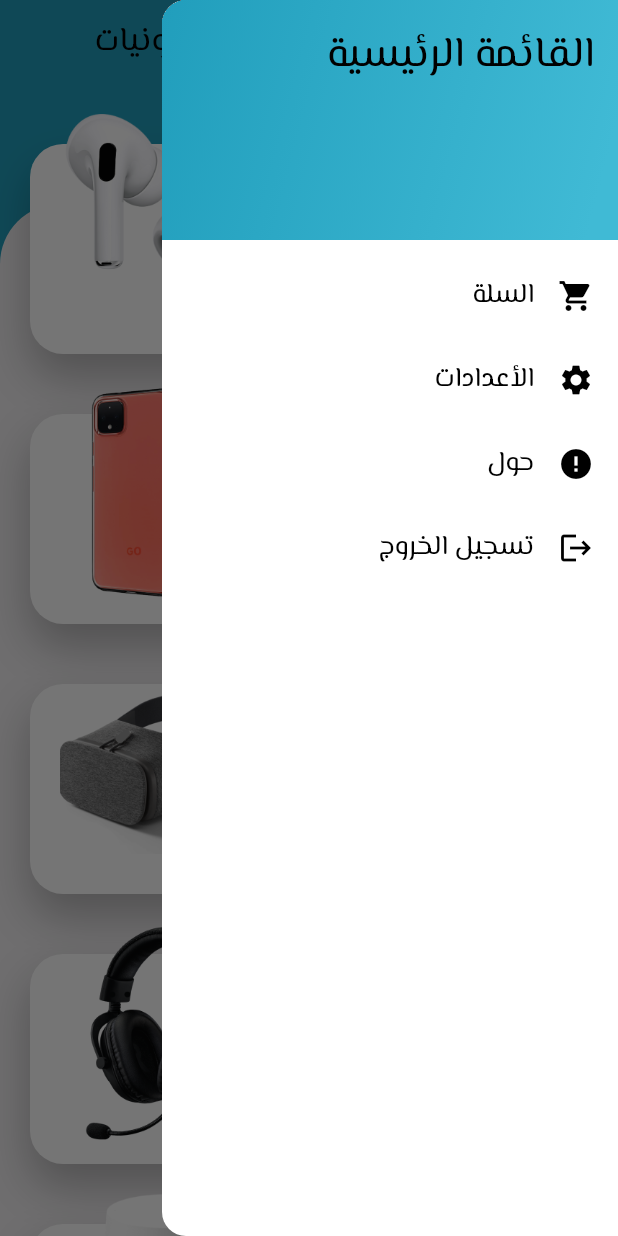
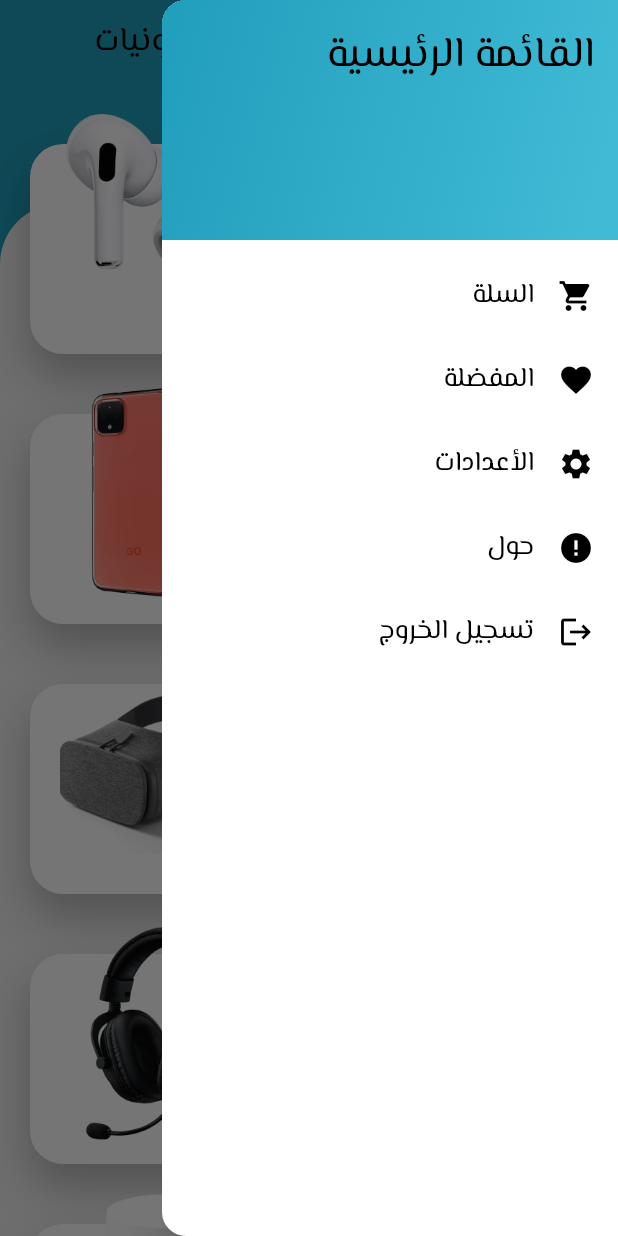
Before and after one commit to Laeth234al/Electrical-Store-flutter, a Flutter app: the HomeScreen screen opened by its route, with the side drawer open, on a phone screen of 412 x 824 dp. Run offline on Flutter 3.47's test engine with Material 3 defaults, Android fonts, the phone set to English and light mode, and no system bars; our stand-ins replace firebase_auth, firebase_core, get, shared_preferences; accounts and stored records are empty; statements that could not run were skipped.

```diff
--- a/lib/View/home_screen.dart
+++ b/lib/View/home_screen.dart
@@ -47,6 +47,13 @@ class HomeScreen extends StatelessWidget {
               },
             ),
             DrawerItem(
+              title: 'المفضلة',
+              icon: Icons.favorite,
+              onTap: () {
+                print('favorite');
+              },
+            ),
+            DrawerItem(
               title: 'الأعدادات',
               icon: Icons.settings,
               onTap: () {
@@ -59,6 +66,34 @@ class HomeScreen extends StatelessWidget {
               onTap: () {
                 print('about');
               },
+            ),
+            // isManger or admin
+            FutureBuilder(
+              future: AuthServic.canAddData(),
+              builder: (context, snapshot) => Visibility(
+                visible: snapshot.data ?? false,
+                child: DrawerItem(
+                  title: 'إضافة بيانات',
+                  icon: Icons.add,
+                  onTap: () {
+                    print('add data');
+                  },
+                ),
+              ),
+            ),
+            // isManger
+            FutureBuilder(
+              future: AuthServic.canGivePermission(),
+              builder: (context, snapshot) => Visibility(
+                visible: snapshot.data ?? false,
+                child: DrawerItem(
+                  title: 'إعطاء صلاحية',
+                  icon: Icons.emoji_people,
+                  onTap: () {
+                    print('give permission');
+                  },
+                ),
+              ),
             ),
             DrawerItem(
               title: 'تسجيل الخروج',
```
